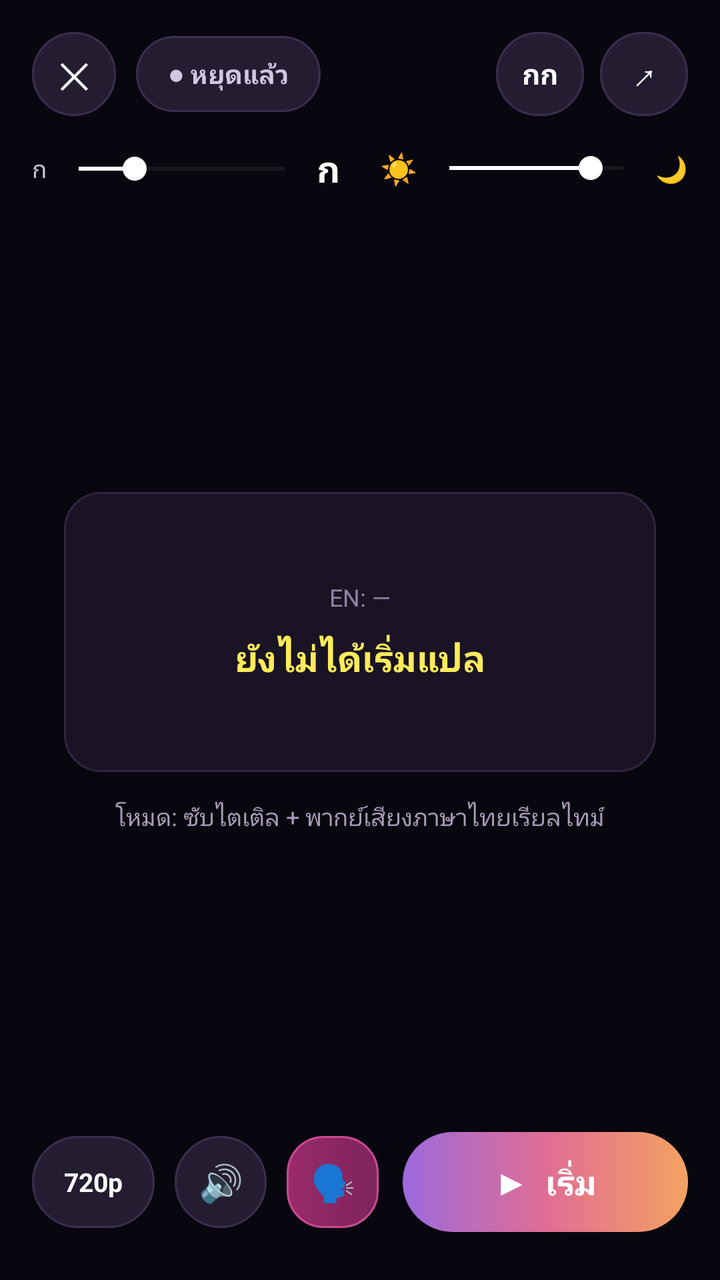
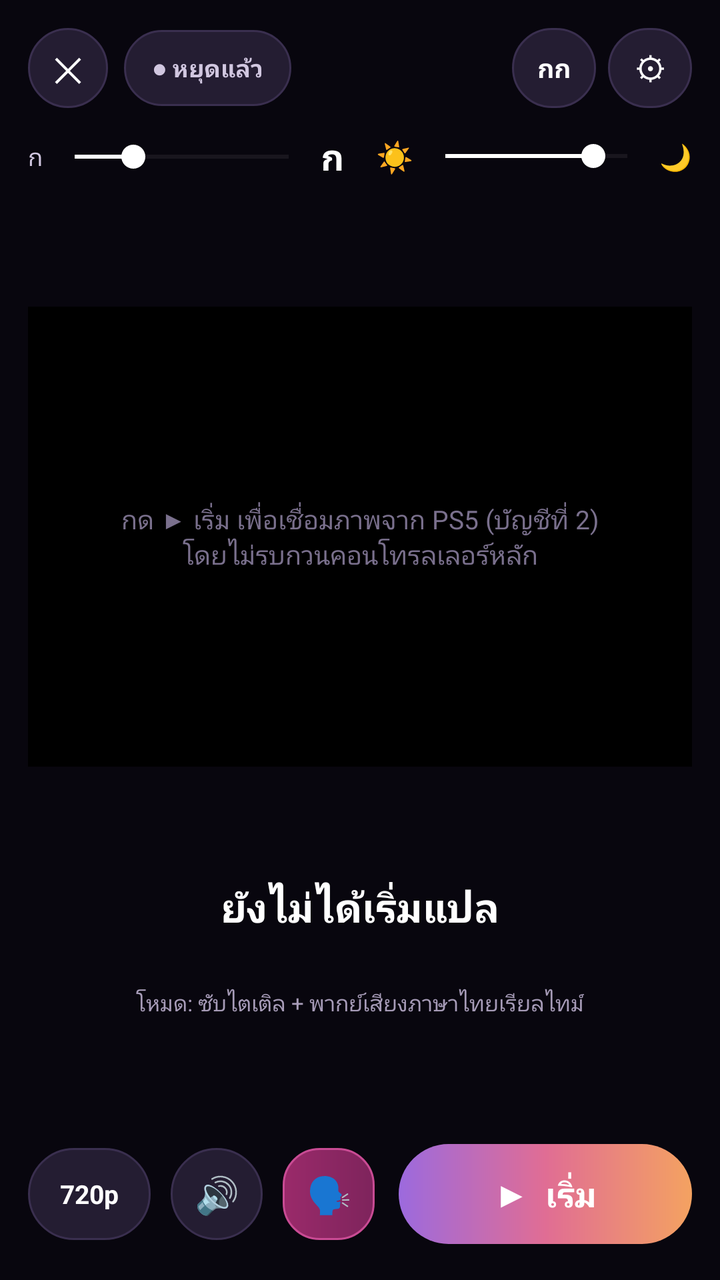

Two renders of the same Android screen: before a commit and after it. Below are the layout's source before the change and the commit's diff.
<!-- AndroidManifest.xml: application theme Theme.GTA6SubDub -->
<!-- res/layout/activity_live_control.xml -->
<?xml version="1.0" encoding="utf-8"?>
<LinearLayout xmlns:android="http://schemas.android.com/apk/res/android"
    android:layout_width="match_parent"
    android:layout_height="match_parent"
    android:background="#08060E"
    android:orientation="vertical"
    android:padding="16dp">

    
    <LinearLayout
        android:layout_width="match_parent"
        android:layout_height="wrap_content"
        android:gravity="center_vertical"
        android:orientation="horizontal">

        <TextView
            android:id="@+id/btnCloseLive"
            android:layout_width="42dp"
            android:layout_height="42dp"
            android:background="@drawable/bg_pill_dark"
            android:gravity="center"
            android:text="✕"
            android:textColor="#FFFFFF"
            android:textSize="18sp" />

        <TextView
            android:id="@+id/tvLiveStatusPill"
            android:layout_width="wrap_content"
            android:layout_height="38dp"
            android:layout_marginStart="10dp"
            android:background="@drawable/bg_pill_dark"
            android:gravity="center"
            android:paddingHorizontal="16dp"
            android:text="● หยุดแล้ว"
            android:textColor="#D1C7E0"
            android:textSize="13sp"
            android:textStyle="bold" />

        <View
            android:layout_width="0dp"
            android:layout_height="1dp"
            android:layout_weight="1" />

        <TextView
            android:id="@+id/btnToggleSliders"
            android:layout_width="44dp"
            android:layout_height="42dp"
            android:background="@drawable/bg_pill_dark"
            android:gravity="center"
            android:text="กก"
            android:textColor="#FFFFFF"
            android:textSize="14sp"
            android:textStyle="bold" />

        <TextView
            android:id="@+id/btnOpenPsRemote"
            android:layout_width="44dp"
            android:layout_height="42dp"
            android:layout_marginStart="8dp"
            android:background="@drawable/bg_pill_dark"
            android:gravity="center"
            android:text="↗"
            android:textColor="#FFFFFF"
            android:textSize="18sp" />
    </LinearLayout>

    
    <LinearLayout
        android:id="@+id/layoutSliders"
        android:layout_width="match_parent"
        android:layout_height="wrap_content"
        android:layout_marginTop="14dp"
        android:gravity="center_vertical"
        android:orientation="horizontal">

        
        <LinearLayout
            android:layout_width="0dp"
            android:layout_height="wrap_content"
            android:layout_marginEnd="10dp"
            android:layout_weight="1"
            android:gravity="center_vertical"
            android:orientation="horizontal">

            <TextView
                android:layout_width="wrap_content"
                android:layout_height="wrap_content"
                android:text="ก"
                android:textColor="#D1C7E0"
                android:textSize="12sp" />

            <SeekBar
                android:id="@+id/seekFontSize"
                android:layout_width="0dp"
                android:layout_height="wrap_content"
                android:layout_weight="1"
                android:max="22"
                android:progress="6"
                android:progressTint="#FFFFFF"
                android:thumbTint="#FFFFFF" />

            <TextView
                android:layout_width="wrap_content"
                android:layout_height="wrap_content"
                android:text="ก"
                android:textColor="#FFFFFF"
                android:textSize="18sp"
                android:textStyle="bold" />
        </LinearLayout>

        
        <LinearLayout
            android:layout_width="0dp"
            android:layout_height="wrap_content"
            android:layout_marginStart="10dp"
            android:layout_weight="1"
            android:gravity="center_vertical"
            android:orientation="horizontal">

            <TextView
                android:layout_width="wrap_content"
                android:layout_height="wrap_content"
                android:text="☀"
                android:textColor="#FFFFFF"
                android:textSize="15sp" />

            <SeekBar
                android:id="@+id/seekBrightness"
                android:layout_width="0dp"
                android:layout_height="wrap_content"
                android:layout_weight="1"
                android:max="80"
                android:progress="65"
                android:progressTint="#FFFFFF"
                android:thumbTint="#FFFFFF" />

            <TextView
                android:layout_width="wrap_content"
                android:layout_height="wrap_content"
                android:text="🌙"
                android:textColor="#D1C7E0"
                android:textSize="13sp" />
        </LinearLayout>
    </LinearLayout>

    
    <LinearLayout
        android:layout_width="match_parent"
        android:layout_height="0dp"
        android:layout_weight="1"
        android:gravity="center"
        android:orientation="vertical"
        android:padding="16dp">

        <LinearLayout
            android:id="@+id/previewSubtitleBox"
            android:layout_width="match_parent"
            android:layout_height="wrap_content"
            android:background="@drawable/bg_card_dark"
            android:gravity="center"
            android:minHeight="140dp"
            android:orientation="vertical"
            android:padding="20dp">

            <TextView
                android:id="@+id/tvLiveEnglish"
                android:layout_width="match_parent"
                android:layout_height="wrap_content"
                android:gravity="center"
                android:text="EN: —"
                android:textColor="#8E84A3"
                android:textSize="12sp" />

            <TextView
                android:id="@+id/tvLiveThai"
                android:layout_width="match_parent"
                android:layout_height="wrap_content"
                android:layout_marginTop="10dp"
                android:gravity="center"
                android:text="ยังไม่ได้เริ่มแปล"
                android:textColor="#FFEB5A"
                android:textSize="18sp"
                android:textStyle="bold" />
        </LinearLayout>

        <TextView
            android:id="@+id/tvAudioModeHint"
            android:layout_width="wrap_content"
            android:layout_height="wrap_content"
            android:layout_marginTop="14dp"
            android:text="โหมด: ซับไตเติล + พากย์เสียงภาษาไทยเรียลไทม์"
            android:textColor="#A79CB8"
            android:textSize="12sp" />
    </LinearLayout>

    
    <LinearLayout
        android:layout_width="match_parent"
        android:layout_height="wrap_content"
        android:layout_marginBottom="8dp"
        android:gravity="center_vertical"
        android:orientation="horizontal">

        <TextView
            android:id="@+id/tvQualityBadge"
            android:layout_width="wrap_content"
            android:layout_height="46dp"
            android:background="@drawable/bg_pill_dark"
            android:gravity="center"
            android:paddingHorizontal="16dp"
            android:text="720p"
            android:textColor="#FFFFFF"
            android:textSize="13sp"
            android:textStyle="bold" />

        
        <TextView
            android:id="@+id/btnMuteToggle"
            android:layout_width="46dp"
            android:layout_height="46dp"
            android:layout_marginStart="10dp"
            android:background="@drawable/bg_pill_dark"
            android:gravity="center"
            android:text="🔊"
            android:textColor="#FFFFFF"
            android:textSize="18sp" />

        
        <TextView
            android:id="@+id/btnVoiceDubToggle"
            android:layout_width="46dp"
            android:layout_height="46dp"
            android:layout_marginStart="10dp"
            android:background="@drawable/bg_card_pink"
            android:gravity="center"
            android:text="🗣"
            android:textColor="#FFFFFF"
            android:textSize="18sp" />

        
        <TextView
            android:id="@+id/btnStartStopLive"
            android:layout_width="0dp"
            android:layout_height="50dp"
            android:layout_marginStart="12dp"
            android:layout_weight="1"
            android:background="@drawable/bg_gradient_start_btn"
            android:gravity="center"
            android:text="▶  เริ่ม"
            android:textColor="#FFFFFF"
            android:textSize="17sp"
            android:textStyle="bold" />
    </LinearLayout>

</LinearLayout>
<!-- resources referenced by this layout -->
<resources>
  <!-- drawable bg_card_dark (drawable) -->
  <?xml version="1.0" encoding="utf-8"?>
  <shape xmlns:android="http://schemas.android.com/apk/res/android">
      <solid android:color="#191324" />
      <corners android:radius="18dp" />
      <stroke android:width="1dp" android:color="#2E2440" />
  </shape>
  <!-- drawable bg_card_pink (drawable) -->
  <?xml version="1.0" encoding="utf-8"?>
  <shape xmlns:android="http://schemas.android.com/apk/res/android">
      <gradient
          android:angle="0"
          android:startColor="#9A2A6A"
          android:endColor="#7E245C" />
      <corners android:radius="18dp" />
      <stroke android:width="1dp" android:color="#C94B94" />
  </shape>
  <!-- drawable bg_gradient_start_btn (drawable) -->
  <?xml version="1.0" encoding="utf-8"?>
  <shape xmlns:android="http://schemas.android.com/apk/res/android">
      <gradient
          android:angle="0"
          android:startColor="#9C6ADE"
          android:centerColor="#E06D94"
          android:endColor="#F4A261" />
      <corners android:radius="26dp" />
  </shape>
  <!-- drawable bg_pill_dark (drawable) -->
  <?xml version="1.0" encoding="utf-8"?>
  <shape xmlns:android="http://schemas.android.com/apk/res/android">
      <solid android:color="#241D32" />
      <corners android:radius="999dp" />
      <stroke android:width="1dp" android:color="#3A2F4F" />
  </shape>
  <style name="Theme.GTA6SubDub" parent="Theme.Material3.DayNight.NoActionBar" />
</resources>

<!-- the commit's change to res/layout/activity_live_control.xml (unified diff, before → after) -->
@@ -4,7 +4,7 @@
     android:layout_height="match_parent"
     android:background="#08060E"
     android:orientation="vertical"
-    android:padding="16dp">
+    android:padding="14dp">
 
     
     <LinearLayout
@@ -15,25 +15,25 @@
 
         <TextView
             android:id="@+id/btnCloseLive"
-            android:layout_width="42dp"
-            android:layout_height="42dp"
+            android:layout_width="40dp"
+            android:layout_height="40dp"
             android:background="@drawable/bg_pill_dark"
             android:gravity="center"
             android:text="✕"
             android:textColor="#FFFFFF"
-            android:textSize="18sp" />
+            android:textSize="17sp" />
 
         <TextView
             android:id="@+id/tvLiveStatusPill"
             android:layout_width="wrap_content"
             android:layout_height="38dp"
-            android:layout_marginStart="10dp"
-            android:background="@drawable/bg_pill_dark"
-            android:gravity="center"
-            android:paddingHorizontal="16dp"
+            android:layout_marginStart="8dp"
+            android:background="@drawable/bg_pill_dark"
+            android:gravity="center"
+            android:paddingHorizontal="14dp"
             android:text="● หยุดแล้ว"
             android:textColor="#D1C7E0"
-            android:textSize="13sp"
+            android:textSize="12sp"
             android:textStyle="bold" />
 
         <View
@@ -43,25 +43,25 @@
 
         <TextView
             android:id="@+id/btnToggleSliders"
-            android:layout_width="44dp"
-            android:layout_height="42dp"
+            android:layout_width="42dp"
+            android:layout_height="40dp"
             android:background="@drawable/bg_pill_dark"
             android:gravity="center"
             android:text="กก"
             android:textColor="#FFFFFF"
-            android:textSize="14sp"
-            android:textStyle="bold" />
-
-        <TextView
-            android:id="@+id/btnOpenPsRemote"
-            android:layout_width="44dp"
-            android:layout_height="42dp"
-            android:layout_marginStart="8dp"
-            android:background="@drawable/bg_pill_dark"
-            android:gravity="center"
-            android:text="↗"
-            android:textColor="#FFFFFF"
-            android:textSize="18sp" />
+            android:textSize="13sp"
+            android:textStyle="bold" />
+
+        <TextView
+            android:id="@+id/btnPairShortcut"
+            android:layout_width="42dp"
+            android:layout_height="40dp"
+            android:layout_marginStart="6dp"
+            android:background="@drawable/bg_pill_dark"
+            android:gravity="center"
+            android:text="⚙"
+            android:textColor="#FFFFFF"
+            android:textSize="16sp" />
     </LinearLayout>
 
     
@@ -69,15 +69,14 @@
         android:id="@+id/layoutSliders"
         android:layout_width="match_parent"
         android:layout_height="wrap_content"
-        android:layout_marginTop="14dp"
+        android:layout_marginTop="12dp"
         android:gravity="center_vertical"
         android:orientation="horizontal">
 
-        
         <LinearLayout
             android:layout_width="0dp"
             android:layout_height="wrap_content"
-            android:layout_marginEnd="10dp"
+            android:layout_marginEnd="8dp"
             android:layout_weight="1"
             android:gravity="center_vertical"
             android:orientation="horizontal">
@@ -108,11 +107,10 @@
                 android:textStyle="bold" />
         </LinearLayout>
 
-        
         <LinearLayout
             android:layout_width="0dp"
             android:layout_height="wrap_content"
-            android:layout_marginStart="10dp"
+            android:layout_marginStart="8dp"
             android:layout_weight="1"
             android:gravity="center_vertical"
             android:orientation="horizontal">
@@ -149,55 +147,67 @@
         android:layout_height="0dp"
         android:layout_weight="1"
         android:gravity="center"
-        android:orientation="vertical"
-        android:padding="16dp">
-
-        <LinearLayout
-            android:id="@+id/previewSubtitleBox"
+        android:orientation="vertical">
+
+        <FrameLayout
+            android:id="@+id/videoContainer"
             android:layout_width="match_parent"
-            android:layout_height="wrap_content"
-            android:background="@drawable/bg_card_dark"
-            android:gravity="center"
-            android:minHeight="140dp"
-            android:orientation="vertical"
-            android:padding="20dp">
-
-            <TextView
-                android:id="@+id/tvLiveEnglish"
+            android:layout_height="230dp"
+            android:background="#000000">
+
+            <TextureView
+                android:id="@+id/texturePs5Stream"
                 android:layout_width="match_parent"
-                android:layout_height="wrap_content"
+                android:layout_height="match_parent" />
+
+            <TextView
+                android:id="@+id/tvVideoPlaceholder"
+                android:layout_width="match_parent"
+                android:layout_height="match_parent"
                 android:gravity="center"
-                android:text="EN: —"
-                android:textColor="#8E84A3"
-                android:textSize="12sp" />
-
-            <TextView
-                android:id="@+id/tvLiveThai"
-                android:layout_width="match_parent"
-                android:layout_height="wrap_content"
-                android:layout_marginTop="10dp"
-                android:gravity="center"
-                android:text="ยังไม่ได้เริ่มแปล"
-                android:textColor="#FFEB5A"
-                android:textSize="18sp"
-                android:textStyle="bold" />
-        </LinearLayout>
+                android:text="กด ▶ เริ่ม เพื่อเชื่อมภาพจาก PS5 (บัญชีที่ 2)\nโดยไม่รบกวนคอนโทรลเลอร์หลัก"
+                android:textColor="#7A708D"
+                android:textSize="13sp" />
+        </FrameLayout>
+
+        <TextView
+            android:id="@+id/tvLiveEnglish"
+            android:layout_width="match_parent"
+            android:layout_height="wrap_content"
+            android:layout_marginTop="14dp"
+            android:gravity="center"
+            android:text=""
+            android:textColor="#8E84A3"
+            android:textSize="12sp" />
+
+        <TextView
+            android:id="@+id/tvLiveThai"
+            android:layout_width="match_parent"
+            android:layout_height="wrap_content"
+            android:layout_marginTop="6dp"
+            android:gravity="center"
+            android:minHeight="68dp"
+            android:paddingHorizontal="12dp"
+            android:text="ยังไม่ได้เริ่มแปล"
+            android:textColor="#FFFFFF"
+            android:textSize="20sp"
+            android:textStyle="bold" />
 
         <TextView
             android:id="@+id/tvAudioModeHint"
             android:layout_width="wrap_content"
             android:layout_height="wrap_content"
-            android:layout_marginTop="14dp"
+            android:layout_marginTop="6dp"
             android:text="โหมด: ซับไตเติล + พากย์เสียงภาษาไทยเรียลไทม์"
             android:textColor="#A79CB8"
-            android:textSize="12sp" />
+            android:textSize="11sp" />
     </LinearLayout>
 
     
     <LinearLayout
         android:layout_width="match_parent"
         android:layout_height="wrap_content"
-        android:layout_marginBottom="8dp"
+        android:layout_marginBottom="4dp"
         android:gravity="center_vertical"
         android:orientation="horizontal">
 
@@ -213,7 +223,6 @@
             android:textSize="13sp"
             android:textStyle="bold" />
 
-        
         <TextView
             android:id="@+id/btnMuteToggle"
             android:layout_width="46dp"
@@ -225,7 +234,6 @@
             android:textColor="#FFFFFF"
             android:textSize="18sp" />
 
-        
         <TextView
             android:id="@+id/btnVoiceDubToggle"
             android:layout_width="46dp"
@@ -237,7 +245,6 @@
             android:textColor="#FFFFFF"
             android:textSize="18sp" />
 
-        
         <TextView
             android:id="@+id/btnStartStopLive"
             android:layout_width="0dp"
<!-- resource entries referenced after the edit -->
@@ -1,12 +1,5 @@
 <!-- resources referenced by this layout -->
 <resources>
-  <!-- drawable bg_card_dark (drawable) -->
-  <?xml version="1.0" encoding="utf-8"?>
-  <shape xmlns:android="http://schemas.android.com/apk/res/android">
-      <solid android:color="#191324" />
-      <corners android:radius="18dp" />
-      <stroke android:width="1dp" android:color="#2E2440" />
-  </shape>
   <!-- drawable bg_card_pink (drawable) -->
   <?xml version="1.0" encoding="utf-8"?>
   <shape xmlns:android="http://schemas.android.com/apk/res/android">
